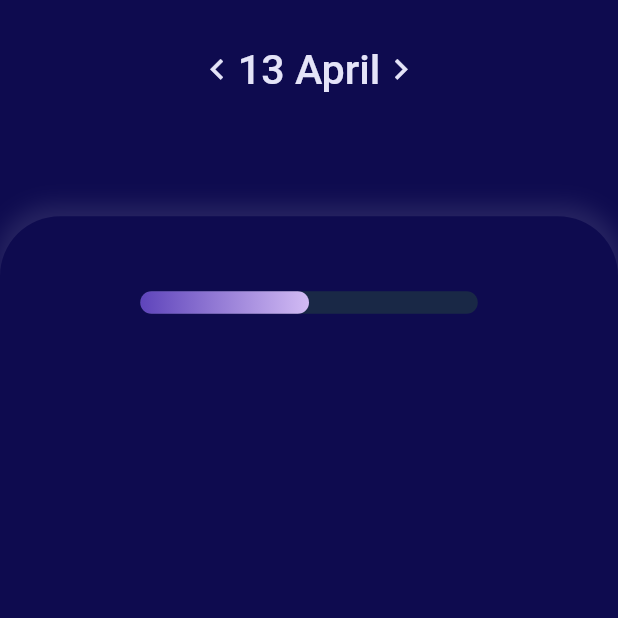
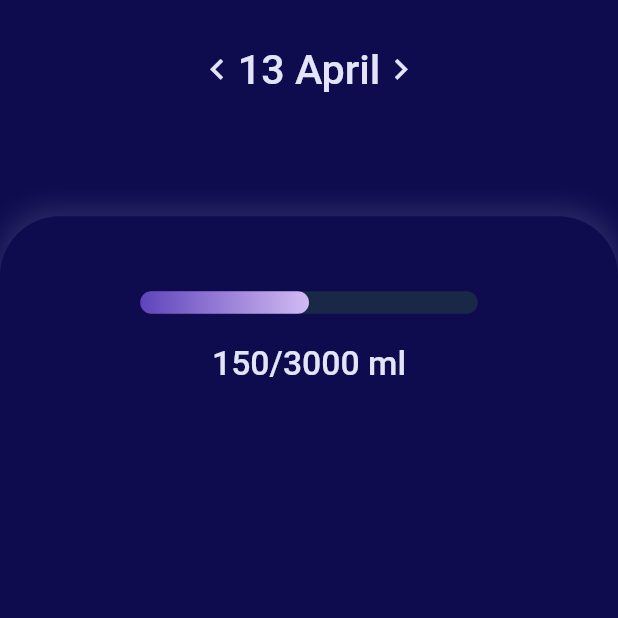
Before and after one commit to nimiology/water_tracker_flutter, a Flutter app: the screen it shows after launch, on a phone screen of 412 x 824 dp, the top half of it. Run offline on Flutter 3.47's test engine with Material 2 defaults, Android fonts, the phone set to English and light mode, and no system bars; our stand-ins replace google_fonts; statements that could not run were skipped.

```diff
--- a/lib/main.dart
+++ b/lib/main.dart
@@ -12,15 +12,22 @@ class MyApp extends StatelessWidget {
   // This widget is the root of your application.
   @override
   Widget build(BuildContext context) {
+    const textColor = Color.fromRGBO(228, 228, 248, 1);
     return MaterialApp(
-      title: 'Flutter Demo',
+      title: 'Water Tracker',
       theme: ThemeData(
           primarySwatch: Colors.blue,
           textTheme: TextTheme(
               headline1: GoogleFonts.roboto(
                   fontSize: 27.5,
-                  color: Color.fromRGBO(228, 228, 248, 1),
-                  fontWeight: FontWeight.w500))),
+                  color: textColor,
+                  fontWeight: FontWeight.w500),
+              headline2: GoogleFonts.roboto(
+                  fontSize: 22.5,
+                  color: textColor,
+              fontWeight: FontWeight.w500)
+          ),
+      ),
       home: const HomeScreen(),
     );
   }
--- /dev/null
+++ b/lib/widgets/volume_widget.dart
@@ -0,0 +1,17 @@
+import 'package:flutter/material.dart';
+
+class Volume extends StatelessWidget {
+  const Volume({Key? key}) : super(key: key);
+
+  @override
+  Widget build(BuildContext context) {
+    final theme = Theme.of(context);
+    return Padding(
+      padding: const EdgeInsets.only(top:20),
+      child: Text(
+        '150/3000 ml',
+          style:theme.textTheme.headline2
+      ),
+    );
+  }
+}
--- a/lib/widgets/widget_body_widget.dart
+++ b/lib/widgets/widget_body_widget.dart
@@ -1,5 +1,7 @@
 import 'package:flutter/material.dart';
 import 'package:flutter/rendering.dart';
+import 'package:water_tracker_flutter/widgets/volume_widget.dart';
+import 'dart:ui' as ui;
 
 import 'progress_bar_widget.dart';
 
@@ -30,7 +32,12 @@ class WidgetBody extends StatelessWidget {
         ),
         child: Column(
           children: [
-            ProgressBar(volume: 50)
+            ProgressBar(volume: 50),
+            Volume(),
+            CustomPaint(
+              size: Size(screenSize.width,(screenSize.width*0.5833333333333334).toDouble()),
+              painter: RPSCustomPainter(),
+            ),
           ],
         ),
     );
```
